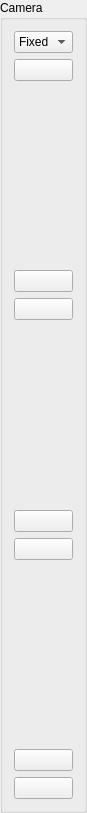
Qt form src/gui/CameraToolbar.ui (eringerli/QtOpenGuidance) before a commit.
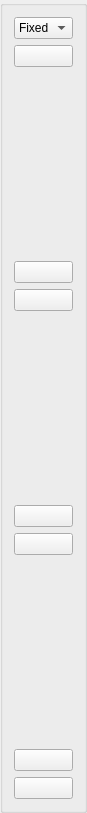
The same form after that commit. Icons and pictures are not drawn.

Diff of the .ui file:
```diff
--- a/src/gui/CameraToolbar.ui
+++ b/src/gui/CameraToolbar.ui
@@ -14,7 +14,7 @@
    <string>GroupBox</string>
   </property>
   <property name="title">
-   <string>Camera</string>
+   <string/>
   </property>
   <property name="flat">
    <bool>false</bool>
```
